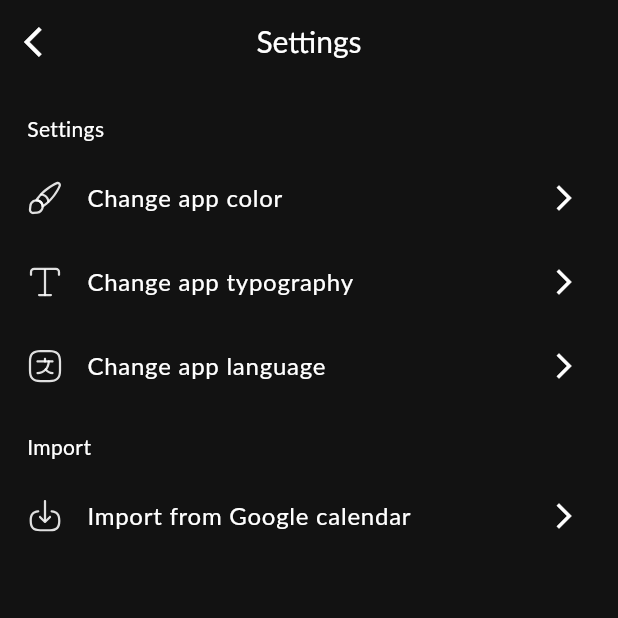
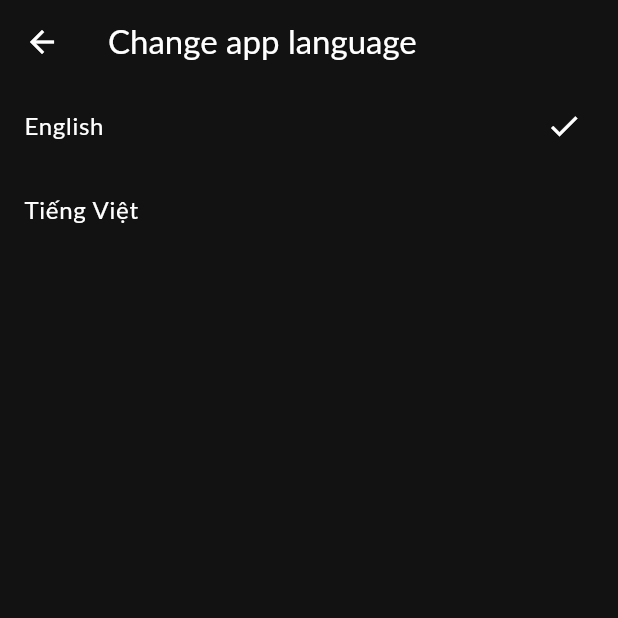
Before and after one commit to vinhdevz/note_app, a Flutter app: the SettingScreen screen opened by its route, after a tap on "Change app language", on a phone screen of 412 x 824 dp, the top half of it. Run offline on Flutter 3.47's test engine with Material 3 defaults, Android fonts, the phone set to English and light mode, and no system bars; our stand-ins replace easy_localization, flutter_svg, sqflite, table_calendar; accounts and stored records are empty; Roboto replaces fonts that are missing (Lato).

Commit message:
feat: change application language

```diff
--- a/lib/constants/color.dart
+++ b/lib/constants/color.dart
@@ -9,3 +9,9 @@ const Color tdBlack = Color(0xff121212);
 const Color tdWhite = Color(0xffFFFFFF);
 const Color tdDarkPurple = Color(0xFF8875FF);
 const Color tdGrey2 = Color(0xFF979797);
+const Color priHard = Color (0xFFFF8080);
+const Color priNormal = Color (0xFF809CFF);
+const Color priEasy= Color (0xFFFFCC80);
+const Color iconEasy= Color (0xFFA36200);
+const Color iconNormal= Color (0xFF0055A3);
+const Color iconHard= Color (0xFFA30000);
--- /dev/null
+++ b/lib/home/language_setting_screen.dart
@@ -0,0 +1,55 @@
+import 'package:flutter/material.dart';
+import 'package:easy_localization/easy_localization.dart';
+import 'package:flutter_todo_app/constants/color.dart';
+
+
+
+class LanguageSettingScreen extends StatelessWidget {
+  const LanguageSettingScreen({super.key});
+
+  @override
+  Widget build(BuildContext context) {
+    return Scaffold(
+      backgroundColor: tdBgColor,
+      appBar: AppBar(
+        title: Text('Change app language'.tr()),
+        backgroundColor: tdBgColor,
+        foregroundColor: tdWhite,
+        elevation: 0,
+      ),
+      body: SafeArea(
+        child: ListView(
+          children: [
+            ListTile(
+  title: const Text("English", style: TextStyle(color: tdWhite)),
+  trailing: context.locale.languageCode == 'en'
+      ? const Icon(Icons.check, color: tdWhite)
+      : null,
+  onTap: () async {
+    await context.setLocale(const Locale('en'));
+    await Future.delayed(const Duration(milliseconds: 100));
+    if (context.mounted) {
+      Navigator.pop(context);
+    }
+  },
+),
+ListTile(
+  title: const Text("Tiếng Việt", style: TextStyle(color: tdWhite)),
+  trailing: context.locale.languageCode == 'vi'
+      ? const Icon(Icons.check, color: tdWhite)
+      : null,
+  onTap: () async {
+    await context.setLocale(const Locale('vi'));
+    await Future.delayed(const Duration(milliseconds: 100));
+    if (context.mounted) {
+      Navigator.pop(context);
+    }
+  },
+),
+
+          ],
+        ),
+      ),
+    );
+  }
+}
--- a/lib/home/setting_screen.dart
+++ b/lib/home/setting_screen.dart
@@ -1,6 +1,8 @@
 import 'package:flutter/material.dart';
-import 'package:flutter_svg/svg.dart';
+import 'package:flutter_svg/flutter_svg.dart';
 import 'package:flutter_todo_app/constants/color.dart';
+import 'package:flutter_todo_app/home/language_setting_screen.dart';
+import 'package:easy_localization/easy_localization.dart';
 
 class SettingScreen extends StatelessWidget {
   const SettingScreen({super.key});
@@ -13,9 +15,9 @@ class SettingScreen extends StatelessWidget {
         automaticallyImplyLeading: false,
         backgroundColor: tdBgColor,
         elevation: 0,
-        title: const Text(
-          'Settings',
-          style: TextStyle(
+        title: Text(
+          'Settings'.tr(),
+          style: const TextStyle(
             color: tdWhite,
             fontSize: 20,
             fontWeight: FontWeight.w400,
@@ -31,36 +33,64 @@ class SettingScreen extends StatelessWidget {
         ),
       ),
       body: Padding(
-        padding: const EdgeInsetsGeometry.symmetric(horizontal: 2.0, vertical: 4.0),
+        padding: const EdgeInsets.symmetric(horizontal: 2.0, vertical: 4.0),
         child: ListView(
           children: [
-            _buildSettingTitle('Settings'),
-            _buildSettingOptions(context, 'Change app color', 'assets/icons/brush.svg'),
-            _buildSettingOptions(context, 'Change app typography', 'assets/icons/text.svg'),
-            _buildSettingOptions(context, 'Change app language', 'assets/icons/language-square.svg'),
-            _buildSettingTitle('Import'),
-            _buildSettingOptions(context, 'Import from Google calendar', 'assets/icons/import.svg'),
+            _buildSettingTitle('Settings'.tr()),
+            _buildSettingOptions(
+              context,
+              'Change app color'.tr(),
+              'assets/icons/brush.svg',
+              onTap: () {},
+            ),
+            _buildSettingOptions(
+              context,
+              'Change app typography'.tr(),
+              'assets/icons/text.svg',
+              onTap: () {},
+            ),
+            _buildSettingOptions(
+              context,
+              'Change app language'.tr(),
+              'assets/icons/language-square.svg',
+              onTap: () {
+                Navigator.push(
+                  context,
+                  MaterialPageRoute(builder: (_) => const LanguageSettingScreen()),
+                );
+              },
+            ),
+            _buildSettingTitle('Import'.tr()),
+            _buildSettingOptions(
+              context,
+              'Import from Google calendar'.tr(),
+              'assets/icons/import.svg',
+              onTap: () {},
+            ),
           ],
         ),
       ),
     );
   }
 
-  _buildSettingOptions(BuildContext context, String title, String icon) {
+  Widget _buildSettingOptions(BuildContext context, String title, String icon, {VoidCallback? onTap}) {
     return ListTile(
       leading: SvgPicture.asset(icon, width: 24, height: 24),
       title: Text(
         title,
         style: const TextStyle(
-          color: tdWhite, fontSize: 16, fontWeight: FontWeight.w400, fontFamily: 'Lato',
+          color: tdWhite,
+          fontSize: 16,
+          fontWeight: FontWeight.w400,
+          fontFamily: 'Lato',
         ),
       ),
       trailing: const Icon(Icons.arrow_forward_ios, color: tdWhite, size: 20),
-      onTap: () {},
+      onTap: onTap,
     );
   }
 
-  _buildSettingTitle(String title) {
+  Widget _buildSettingTitle(String title) {
     return Padding(
       padding: const EdgeInsets.only(left: 16.0, top: 16.0, bottom: 8.0),
       child: Text(
--- a/lib/home/widgets/bottom_appbar.dart
+++ b/lib/home/widgets/bottom_appbar.dart
@@ -1,6 +1,7 @@
 import 'package:flutter/material.dart';
 import 'package:flutter_svg/flutter_svg.dart';
 import 'package:flutter_todo_app/constants/color.dart';
+import 'package:easy_localization/easy_localization.dart';
 
 class BottomAppbar extends StatelessWidget {
   final Function(int) onTabSelected;
@@ -31,7 +32,7 @@ class BottomAppbar extends StatelessWidget {
             ),
             Row(
               children: [
-                _buildTabItem('assets/icons/clock.svg', 'Focuse', 2),
+                _buildTabItem('assets/icons/clock.svg', 'Focus', 2),
                 _buildTabItem('assets/icons/user.svg', 'Profile', 3),
               ],
             ),
@@ -54,12 +55,11 @@ class BottomAppbar extends StatelessWidget {
               iconPath,
               width: 24,
               height: 24,
-              // ignore: deprecated_member_use
               color: isSelected ? tdPurple : Colors.white,
             ),
             const SizedBox(height: 4),
             Text(
-              label,
+              label.tr(),
               style: TextStyle(
                 color: isSelected ? tdPurple : Colors.white,
                 fontSize: 12,
--- a/lib/home/widgets/select_date_dialog.dart
+++ b/lib/home/widgets/select_date_dialog.dart
@@ -2,6 +2,7 @@ import 'package:flutter/material.dart';
 import 'package:table_calendar/table_calendar.dart';
 import 'package:flutter_todo_app/constants/color.dart';
 import 'package:flutter_todo_app/home/widgets/select_time_dialog.dart';
+import 'package:easy_localization/easy_localization.dart';
 
 class SelectDateDialog extends StatefulWidget {
   final Function(DateTime) onDateTimeSelected;
@@ -40,7 +41,6 @@ class _SelectDateDialogState extends State<SelectDateDialog> {
       widget.onDateTimeSelected(selectedDateTime);
     }
   }
-
 
   @override
   Widget build(BuildContext context) {
@@ -101,7 +101,7 @@ class _SelectDateDialogState extends State<SelectDateDialog> {
         Expanded(
           child: TextButton(
             onPressed: () => Navigator.pop(context),
-                  child: const Text("Cancel", style: TextStyle(color: tdPurple, fontSize: 16)),
+            child: Text("Cancel".tr(), style: const TextStyle(color: tdPurple, fontSize: 16)),
           ),
         ),
         const SizedBox(width: 10),
@@ -113,7 +113,7 @@ class _SelectDateDialogState extends State<SelectDateDialog> {
               minimumSize: const Size.fromHeight(50),
               shape: RoundedRectangleBorder(borderRadius: BorderRadius.circular(4)),
             ),
-                  child: const Text("Choose Time", style: TextStyle(color: tdText, fontSize: 16)),
+            child: Text("Choose Time".tr(), style: const TextStyle(color: tdText, fontSize: 16)),
           ),
         ),
       ],
--- a/pubspec.yaml
+++ b/pubspec.yaml
@@ -17,6 +17,7 @@ dependencies:
   crypto: ^3.0.3
   flutter_svg: ^2.0.10+1
   table_calendar: ^3.2.0
+  easy_localization: ^3.0.7+1
 
 dev_dependencies:
   flutter_test:
@@ -29,3 +30,4 @@ flutter:
     - assets/images/
     - assets/icons/
     - assets/fonts/
+    - assets/langs/
```
Also changed, not shown: assets/langs/en.json (added, +46 -0 lines), assets/langs/vi.json (added, +49 -0 lines), lib/home/home_screen.dart (+6 -4 lines), lib/home/profile_screen.dart (+55 -38 lines), lib/home/widgets/add_task_screen.dart (+14 -20 lines), lib/home/widgets/index_page.dart (+5 -4 lines), lib/home/widgets/select_priority_dialog.dart (+65 -53 lines), lib/home/widgets/select_time_dialog.dart (+6 -5 lines), lib/home/widgets/task_card.dart (+33 -9 lines), lib/main.dart (+63 -13 lines), pubspec.lock, 7 other files. Lines whose indentation alone changed are shown as unchanged.
